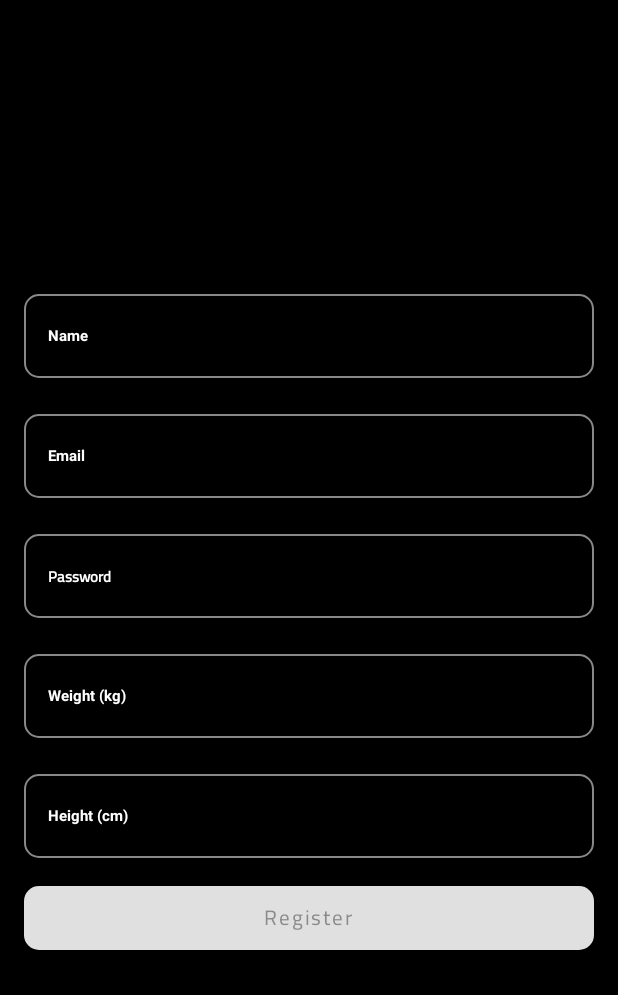
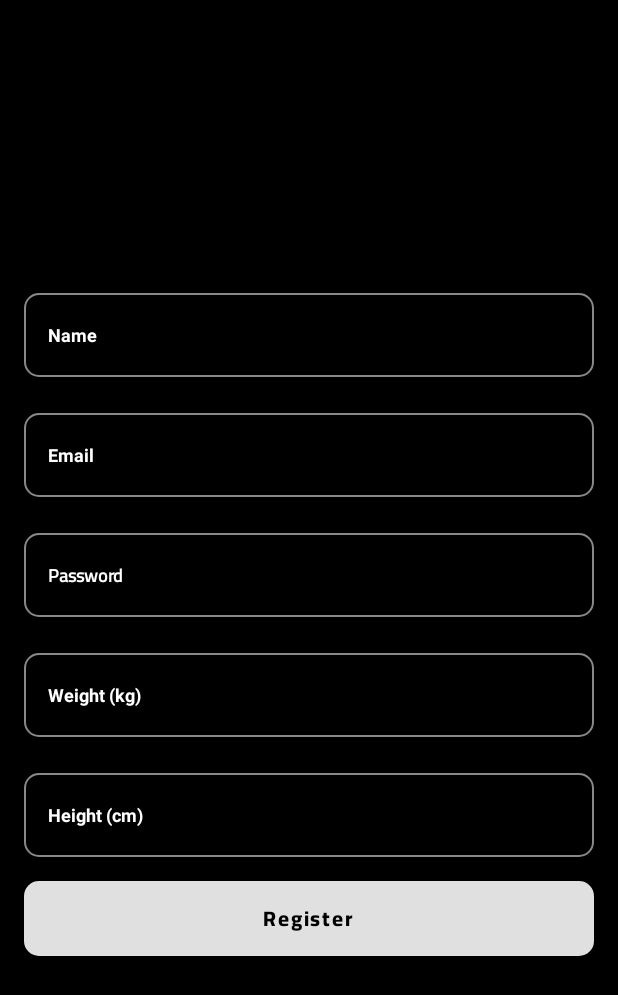
Before and after one commit to abdallahalnagar188/GymForce, an Android app built with Jetpack Compose: the screen it shows after launch (MainActivity), after a tap on "Don't have an account? Sign up", on a phone screen of 412 x 824 dp. Shown: the top 995 px of the screen. Run offline under Robolectric (Android 15) with nearby library versions, the phone set to English and light mode, and no system bars; our stand-ins replace Dagger/Hilt's generated code, Firebase (no records; nobody signed in at launch, a user with empty details on screens opened directly).

Commit message:
login design v3

```diff
--- a/app/src/main/AndroidManifest.xml
+++ b/app/src/main/AndroidManifest.xml
@@ -2,6 +2,8 @@
 <manifest xmlns:android="http://schemas.android.com/apk/res/android"
     xmlns:tools="http://schemas.android.com/tools">
     <uses-permission android:name="android.permission.INTERNET"/>
+    <uses-permission android:name="android.permission.ACCESS_NETWORK_STATE" />
+
 
     <application
         android:name=".di.GymForceApp"
--- a/app/src/main/java/com/example/gymforce/di/AppModule.kt
+++ b/app/src/main/java/com/example/gymforce/di/AppModule.kt
@@ -10,7 +10,6 @@ import dagger.hilt.InstallIn
 import dagger.hilt.components.SingletonComponent
 import javax.inject.Singleton
 
-// AppModule.kt
 @Module
 @InstallIn(SingletonComponent::class)
 object AppModule {
@@ -23,13 +22,16 @@ object AppModule {
 
     @Provides
     @Singleton
-    fun provideAuthRepository(firebaseAuth: FirebaseAuth): AuthRepository {
-        return FirebaseAuthRepositoryImpl(firebaseAuth, FirebaseFirestore.getInstance())
+    fun provideAuthRepository(
+        firebaseAuth: FirebaseAuth,
+        firestore: FirebaseFirestore
+    ): AuthRepository {
+        return FirebaseAuthRepositoryImpl(firebaseAuth, firestore)
     }
-     @Provides
-     @Singleton
-     fun provideFirestore(): FirebaseFirestore {
-         return FirebaseFirestore.getInstance()
-     }
 
+    @Provides
+    @Singleton
+    fun provideFirestore(): FirebaseFirestore {
+        return FirebaseFirestore.getInstance()
+    }
 }
--- a/app/src/main/java/com/example/gymforce/ui/commonUi/AppTextField.kt
+++ b/app/src/main/java/com/example/gymforce/ui/commonUi/AppTextField.kt
@@ -36,7 +36,7 @@ fun AppTextField(
                 label,
                 style = TextStyle(
                     color = colorResource(id = R.color.white),
-                    fontSize = 10.sp,
+                    fontSize = 12.sp,
                     fontWeight = FontWeight.Bold
                 )
             )
@@ -76,7 +76,7 @@ fun PassWordAppTextField(
                 label,
                 style = TextStyle(
                     color = colorResource(id = R.color.white),
-                    fontSize = 10.sp,
+                    fontSize = 12.sp,
                     fontWeight = FontWeight.Bold
                 ),
                 fontFamily = fontMedium
--- a/app/src/main/java/com/example/gymforce/ui/commonUi/CircularProgressAnimated.kt
+++ b/app/src/main/java/com/example/gymforce/ui/commonUi/CircularProgressAnimated.kt
@@ -23,7 +23,7 @@ import com.example.gymforce.R
     )
     CircularProgressIndicator(
         progress = progressAnimationValue,
-        color = colorResource(id = R.color.black),
+        color = colorResource(id = R.color.green),
         modifier = modifier
     )
 }
--- a/app/src/main/java/com/example/gymforce/ui/screens/auth/login/LoginScreen.kt
+++ b/app/src/main/java/com/example/gymforce/ui/screens/auth/login/LoginScreen.kt
@@ -28,6 +28,7 @@ import androidx.hilt.navigation.compose.hiltViewModel
 import androidx.navigation.NavHostController
 import com.example.gymforce.R
 import com.example.gymforce.common.UiState
+import com.example.gymforce.common.fontBold
 import com.example.gymforce.common.fontMedium
 import com.example.gymforce.ui.commonUi.AppTextField
 import com.example.gymforce.ui.commonUi.CircularProgressAnimated
@@ -74,7 +75,7 @@ fun LoginScreen(navController: NavHostController, viewModel: LoginViewModel = hi
             onClick = {
                 viewModel.signIn(email, password) // Trigger login
             },
-            modifier = Modifier.fillMaxWidth(),
+            modifier = Modifier.fillMaxWidth().height(50.dp),
             shape = RoundedCornerShape(10.dp),
             colors = ButtonDefaults.buttonColors(
                 backgroundColor = colorResource(id = R.color.green),
@@ -85,7 +86,7 @@ fun LoginScreen(navController: NavHostController, viewModel: LoginViewModel = hi
             if (authState is UiState.Loading) {
                 CircularProgressAnimated(Modifier.size(24.dp))
             } else {
-                Text("Login", color = Color.Black, fontFamily = fontMedium)
+                Text("Login", color = Color.Black, fontFamily = fontBold)
             }
         }
 
--- a/app/src/main/java/com/example/gymforce/ui/screens/auth/regester/RegisterScreen.kt
+++ b/app/src/main/java/com/example/gymforce/ui/screens/auth/regester/RegisterScreen.kt
@@ -1,18 +1,18 @@
 package com.example.gymforce.ui.screens.auth.register
 
 import android.annotation.SuppressLint
-import androidx.compose.foundation.clickable
 import androidx.compose.foundation.layout.Arrangement
 import androidx.compose.foundation.layout.Column
 import androidx.compose.foundation.layout.Spacer
-import androidx.compose.foundation.layout.fillMaxSize
+import androidx.compose.foundation.layout.displayCutoutPadding
+import androidx.compose.foundation.layout.fillMaxHeight
 import androidx.compose.foundation.layout.fillMaxWidth
 import androidx.compose.foundation.layout.height
 import androidx.compose.foundation.layout.padding
+import androidx.compose.foundation.layout.size
 import androidx.compose.foundation.shape.RoundedCornerShape
 import androidx.compose.material.Button
 import androidx.compose.material.ButtonDefaults
-import androidx.compose.material.CircularProgressIndicator
 import androidx.compose.material.Text
 import androidx.compose.runtime.Composable
 import androidx.compose.runtime.getValue
@@ -27,11 +27,12 @@ import androidx.compose.ui.unit.dp
 import androidx.hilt.navigation.compose.hiltViewModel
 import androidx.navigation.NavHostController
 import com.example.gymforce.R
+import com.example.gymforce.common.UiState
+import com.example.gymforce.common.fontBold
 import com.example.gymforce.common.fontMedium
 import com.example.gymforce.ui.commonUi.AppTextField
+import com.example.gymforce.ui.commonUi.CircularProgressAnimated
 import com.example.gymforce.ui.commonUi.PassWordAppTextField
-import com.example.gymforce.common.UiState
-import com.example.gymforce.ui.navigation.BottomNavItem
 import com.example.gymforce.ui.screens.auth.regester.RegisterViewModel
 
 @SuppressLint("StateFlowValueCalledInComposition")
@@ -51,8 +52,9 @@ fun RegisterScreen(
 
     Column(
         modifier = Modifier
-            .fillMaxSize()
-            .padding(16.dp),
+            .fillMaxHeight()
+            .fillMaxWidth()
+            .displayCutoutPadding().padding(16.dp),
         verticalArrangement = Arrangement.Center,
         horizontalAlignment = Alignment.CenterHorizontally
     ) {
@@ -104,7 +106,7 @@ fun RegisterScreen(
                     height = height.toDoubleOrNull() ?: 0.0
                 )
             },
-            modifier = Modifier.fillMaxWidth(),
+            modifier = Modifier.fillMaxWidth().height(50.dp),
             shape = RoundedCornerShape(10.dp),
             colors = ButtonDefaults.buttonColors(
                 backgroundColor = colorResource(id = R.color.green),
@@ -114,9 +116,9 @@ fun RegisterScreen(
                     weight.isNotEmpty() && height.isNotEmpty() && authState !is UiState.Loading,
         ) {
             if (authState is UiState.Loading) {
-                CircularProgressIndicator(color = Color.White)
+               // CircularProgressAnimated(Modifier.size(24.dp))
             } else {
-                Text("Register", fontFamily = fontMedium)
+                Text("Register", fontFamily = fontBold, color = Color.Black)
             }
         }
 
--- a/app/src/main/res/values/colors.xml
+++ b/app/src/main/res/values/colors.xml
@@ -10,4 +10,5 @@
     <color name="orange">#FF5722</color>
     <color name="black_low">#FF191919</color>
     <color name="green">#FFAEEB18</color>
+    <color name="transparent">#00000001</color>
 </resources>
--- a/build.gradle.kts
+++ b/build.gradle.kts
@@ -5,5 +5,5 @@ plugins {
     alias(libs.plugins.androidLibrary) apply false
     id("com.google.dagger.hilt.android") version "2.49" apply false
     id("androidx.navigation.safeargs.kotlin") version "2.7.0" apply false
-    id("com.google.gms.google-services") version "4.4.2" apply false
+    id("com.google.gms.google-services") version "4.4.1" apply false
 }
--- a/data/build.gradle.kts
+++ b/data/build.gradle.kts
@@ -53,12 +53,14 @@ dependencies {
     implementation ("com.squareup.retrofit2:converter-gson:2.9.0")
 
 
+    implementation ("com.google.firebase:firebase-firestore-ktx:24.6.0")
 
     implementation(libs.firebase.auth.ktx)
     implementation(libs.firebase.firestore.ktx)
     implementation( platform(libs.firebase.bom))
     implementation(libs.firebase.analytics)
     implementation (libs.firebase.auth)
+    implementation (libs.play.services.auth)
     implementation("com.google.android.gms:play-services-auth:21.2.0")
     //room
     implementation ("androidx.room:room-runtime:2.5.1")
--- a/domain/build.gradle.kts
+++ b/domain/build.gradle.kts
@@ -1,9 +1,10 @@
 plugins {
     alias(libs.plugins.androidLibrary)
     alias(libs.plugins.jetbrainsKotlinAndroid)
+
     kotlin("kapt")
     id ("kotlin-parcelize")
-   // id("com.google.gms.google-services")
+    id("com.google.gms.google-services")
 
 }
 
@@ -50,7 +51,9 @@ dependencies {
     implementation( platform(libs.firebase.bom))
     implementation(libs.firebase.analytics)
     implementation (libs.firebase.auth)
+    implementation (libs.play.services.auth)
     implementation("com.google.android.gms:play-services-auth:21.2.0")
+    implementation ("com.google.firebase:firebase-firestore-ktx:24.6.0")
 
     implementation ("com.google.code.gson:gson:2.9.1")
     implementation ("androidx.room:room-runtime:2.5.1")
--- a/data/src/main/java/com/example/data/models/User.kt
+++ b/domain/src/main/java/com/example/domain/models/User.kt
@@ -1,4 +1,4 @@
-package com.example.data.models
+package com.example.domain.models
 
 data class User(
     val uid: String,
--- a/domain/src/main/java/com/example/domain/repo/AuthRepository.kt
+++ b/domain/src/main/java/com/example/domain/repo/AuthRepository.kt
@@ -1,5 +1,6 @@
 package com.example.domain.repo
 
+import com.example.domain.models.User
 import com.google.firebase.auth.FirebaseUser
 
 // Domain Layer: AuthRepository.kt
@@ -14,4 +15,5 @@ interface AuthRepository {
     ): Result<FirebaseUser?>
     suspend fun signOut(): Result<Unit>
     fun getCurrentUser(): FirebaseUser?
+    suspend fun addUserToFirestore(user: User): Result<Unit>
 }
```
Also changed, not shown: app/build.gradle.kts (+10 -6 lines), app/src/main/java/com/example/gymforce/ui/screens/auth/regester/RegisterViewModel.kt (+25 -3 lines), data/src/main/java/com/example/data/repoImpl/FirebaseAuthRepositoryImpl.kt (+12 -1 lines), gradle/libs.versions.toml (+12 -0 lines).
